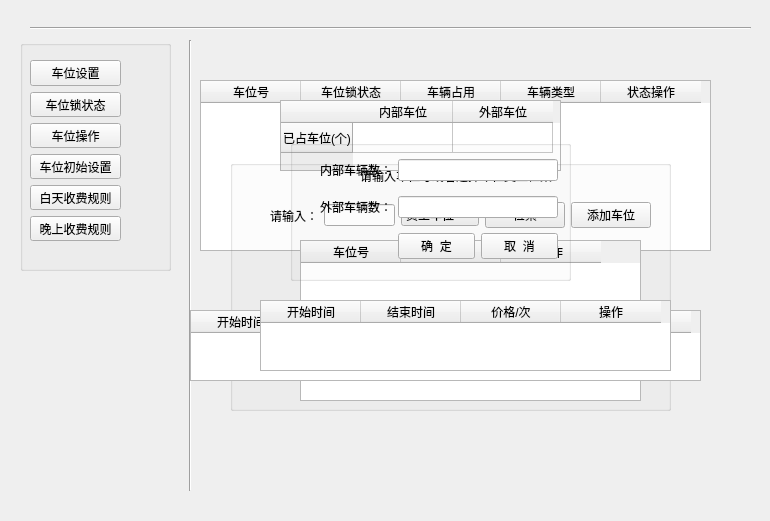
Qt form Python_tensorflow_LicensePlate/front/seatManage.ui (handsomeyaqiang/plate_number_of_company_parking_lot) before a commit.
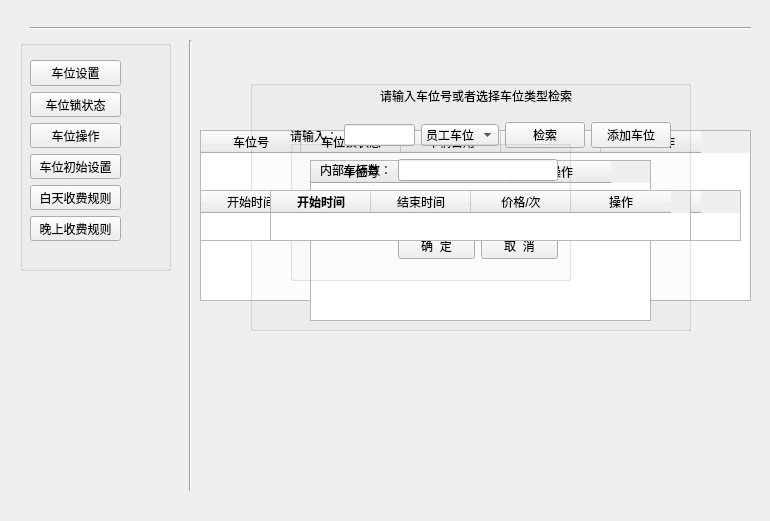
The same form after that commit.

Commit message: know调整了输出窗口的大小，财务管理添加了折线显示和表格详情显示， 测试的逻辑需要规范，车位管理调整了控件布局以满足数据规格

What changed in the file:
```diff
--- a/Python_tensorflow_LicensePlate/front/seatManage.ui
+++ b/Python_tensorflow_LicensePlate/front/seatManage.ui
@@ -123,8 +123,8 @@
    <property name="geometry">
     <rect>
      <x>200</x>
-     <y>80</y>
-     <width>511</width>
+     <y>130</y>
+     <width>551</width>
      <height>171</height>
     </rect>
    </property>
@@ -157,15 +157,15 @@
   <widget class="QTableWidget" name="tableWidget_2">
    <property name="geometry">
     <rect>
-     <x>280</x>
-     <y>100</y>
-     <width>281</width>
-     <height>71</height>
+     <x>290</x>
+     <y>190</y>
+     <width>311</width>
+     <height>51</height>
     </rect>
    </property>
    <row>
     <property name="text">
-     <string>已占车位(个)</string>
+     <string>已占车位（个）</string>
     </property>
    </row>
    <column>
@@ -178,12 +178,17 @@
      <string>外部车位</string>
     </property>
    </column>
+   <item row="0" column="1">
+    <property name="text">
+     <string/>
+    </property>
+   </item>
   </widget>
   <widget class="QGroupBox" name="groupBox_2">
    <property name="geometry">
     <rect>
-     <x>230</x>
-     <y>160</y>
+     <x>250</x>
+     <y>80</y>
      <width>441</width>
      <height>251</height>
     </rect>
@@ -194,7 +199,7 @@
    <widget class="QTableWidget" name="tableWidget_4">
     <property name="geometry">
      <rect>
-      <x>70</x>
+      <x>60</x>
       <y>80</y>
       <width>341</width>
       <height>161</height>
@@ -346,10 +351,10 @@
   <widget class="QTableWidget" name="tableWidget">
    <property name="geometry">
     <rect>
-     <x>190</x>
-     <y>310</y>
-     <width>511</width>
-     <height>71</height>
+     <x>200</x>
+     <y>190</y>
+     <width>541</width>
+     <height>51</height>
     </rect>
    </property>
    <column>
@@ -381,16 +386,29 @@
   <widget class="QTableWidget" name="tableWidget_5">
    <property name="geometry">
     <rect>
-     <x>260</x>
-     <y>300</y>
-     <width>411</width>
-     <height>71</height>
+     <x>270</x>
+     <y>190</y>
+     <width>421</width>
+     <height>51</height>
     </rect>
    </property>
    <column>
     <property name="text">
      <string>开始时间</string>
     </property>
+    <property name="font">
+     <font>
+      <family>Castellar</family>
+      <weight>75</weight>
+      <italic>false</italic>
+      <bold>true</bold>
+      <strikeout>false</strikeout>
+      <kerning>true</kerning>
+     </font>
+    </property>
+    <property name="textAlignment">
+     <set>AlignCenter</set>
+    </property>
    </column>
    <column>
     <property name="text">
```
The commit also changes 7 other files.
